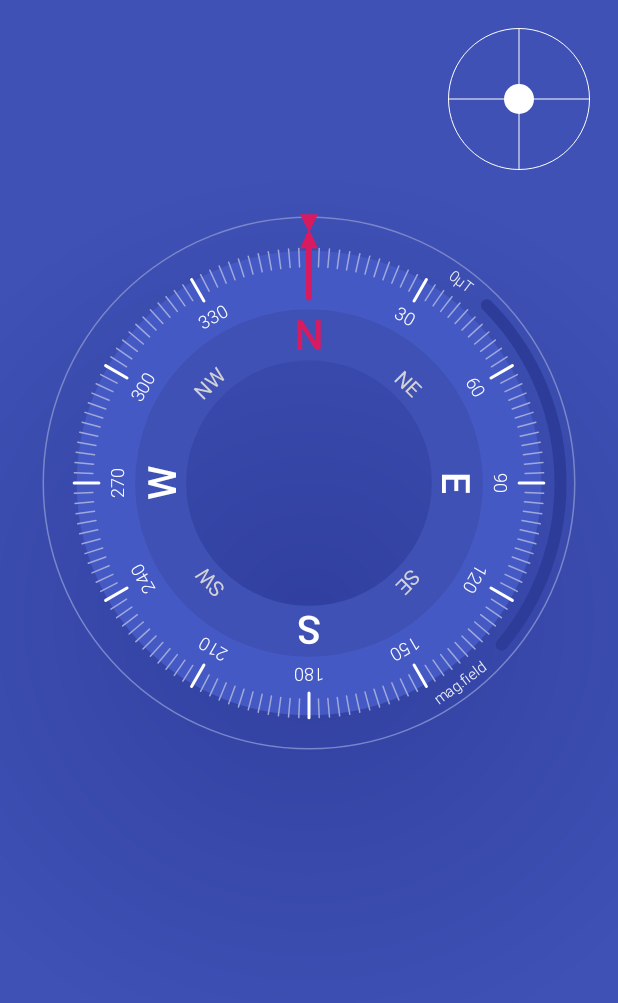
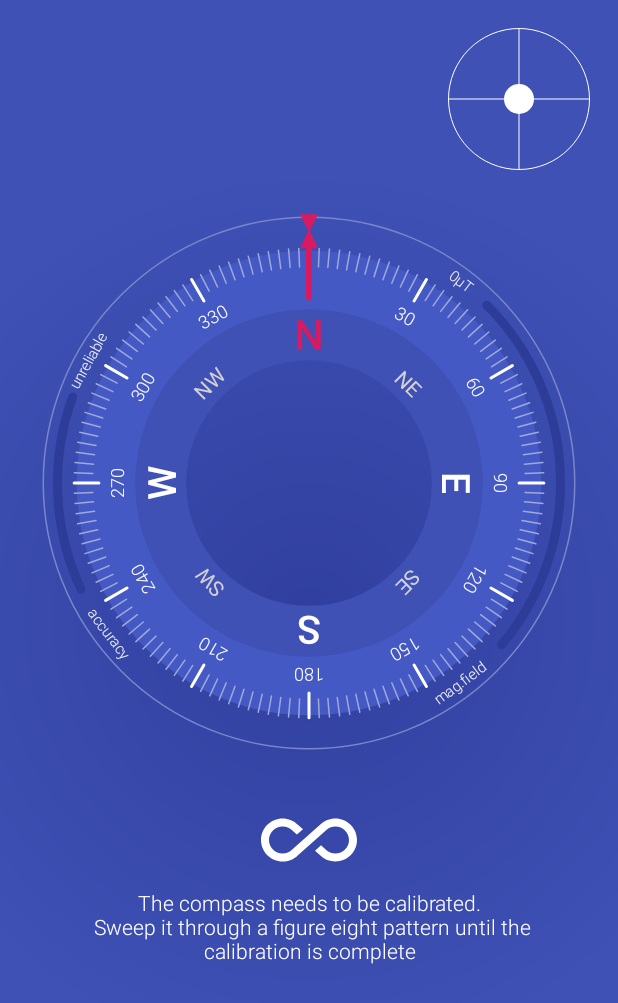
Before and after one commit to Dimowner/AiryCompass, an Android app: the screen it shows after launch (MainActivity), on a phone screen of 412 x 824 dp. Shown: the top 1003 px of the screen. Run offline under Robolectric (Android 15) with nearby library versions, the phone set to English and light mode, and no system bars; our stand-ins replace Timber; 6 statements that could not run were skipped.

Commit message:
Added compass accuracy view

```diff
--- a/app/build.gradle
+++ b/app/build.gradle
@@ -2,7 +2,7 @@ apply plugin: 'com.android.application'
 
 def versionMajor = 0
 def versionMinor = 1
-def versionPatch = 2
+def versionPatch = 3
 
 android {
 	compileSdkVersion 28
--- /dev/null
+++ b/app/src/main/java/com/dimowner/airycompass/app/widget/AccuracyView.java
@@ -0,0 +1,216 @@
+/*
+ * Copyright 2019 Dmitriy Ponomarenko
+ *
+ * Licensed under the Apache License, Version 2.0 (the "License");
+ * you may not use this file except in compliance with the License.
+ * You may obtain prevDegree copy of the License at
+ *
+ *    http://www.apache.org/licenses/LICENSE-2.0
+ *
+ * Unless required by applicable law or agreed to in writing, software
+ * distributed under the License is distributed on an "AS IS" BASIS,
+ * WITHOUT WARRANTIES OR CONDITIONS OF ANY KIND, either express or implied.
+ * See the License for the specific language governing permissions and
+ * limitations under the License.
+ */
+
+package com.dimowner.airycompass.app.widget;
+
+import android.content.Context;
+import android.content.res.Resources;
+import android.graphics.Canvas;
+import android.graphics.Paint;
+import android.graphics.Path;
+import android.graphics.Point;
+import android.graphics.RectF;
+import android.graphics.Typeface;
+import android.util.AttributeSet;
+import android.view.View;
+
+import com.dimowner.airycompass.R;
+import com.dimowner.airycompass.util.AndroidUtils;
+
+import timber.log.Timber;
+
+public class AccuracyView extends View {
+
+	public static final float ACCURACY_VIEW_RADIUS = 0.407f;
+	public static final float ACCURACY_NAME_RADIUS = 0.414f;
+	public static final float ACCURACY_VAL_RADIUS = 0.4f;
+
+	private String accName;
+	private String accValue;
+
+	private Paint accuracyBackgroundPaint;
+	private Paint accuracyTextPaint;
+	private Paint accuracyFieldPaint;
+
+	private Point CENTER;
+	private float WIDTH;
+
+	private Path accuracyPath = null;
+	private Path accuracyBackgroundPath = null;
+
+	private int accuracy = 0;
+
+	public AccuracyView(Context context) {
+		super(context);
+		init(context);
+	}
+
+	public AccuracyView(Context context, AttributeSet attrs) {
+		super(context, attrs);
+		init(context);
+	}
+
+	public AccuracyView(Context context, AttributeSet attrs, int defStyleAttr) {
+		super(context, attrs, defStyleAttr);
+		init(context);
+	}
+
+	private void init(Context context) {
+		Typeface typeface = Typeface.create("sans-serif-light", Typeface.NORMAL);
+
+		Resources res = context.getResources();
+		accName = res.getString(R.string.accuracy);
+		accValue = res.getString(R.string.accuracy_unreliable);
+
+		int accuracyBackgroundColor = res.getColor(R.color.magnetic_background);
+		int accuracyTextColor = res.getColor(R.color.magnetic_text_color);
+		int accuracyGradientColor = res.getColor(R.color.accuracy_color);
+
+		accuracyPath = new Path();
+		CENTER = new Point(0, 0);
+
+		//Accuracy view
+		accuracyBackgroundPaint = new Paint(Paint.ANTI_ALIAS_FLAG);
+		accuracyBackgroundPaint.setStyle(Paint.Style.STROKE);
+		accuracyBackgroundPaint.setStrokeCap(Paint.Cap.ROUND);
+		accuracyBackgroundPaint.setStrokeWidth(AndroidUtils.dpToPx(6));
+		accuracyBackgroundPaint.setColor(accuracyBackgroundColor);
+
+		accuracyTextPaint = new Paint(Paint.ANTI_ALIAS_FLAG);
+		accuracyTextPaint.setColor(accuracyTextColor);
+		accuracyTextPaint.setTextSize(AndroidUtils.dpToPx(10));
+		accuracyTextPaint.setTypeface(typeface);
+		accuracyTextPaint.setTextAlign(Paint.Align.CENTER);
+
+		accuracyFieldPaint = new Paint(Paint.ANTI_ALIAS_FLAG);
+		accuracyFieldPaint.setColor(accuracyGradientColor);
+		accuracyFieldPaint.setStrokeWidth(AndroidUtils.dpToPx(6));
+		accuracyFieldPaint.setStyle(Paint.Style.STROKE);
+		accuracyFieldPaint.setStrokeCap(Paint.Cap.ROUND);
+	}
+
+	@Override
+	protected void onMeasure(int widthMeasureSpec, int heightMeasureSpec) {
+		super.onMeasure(widthMeasureSpec, heightMeasureSpec);
+
+		int w = MeasureSpec.getSize(widthMeasureSpec);
+		int h = MeasureSpec.getSize(heightMeasureSpec);
+
+		if (w > h) {
+			w = h;
+		} else {
+			h = w;
+		}
+
+		setMeasuredDimension(
+				resolveSize(w, widthMeasureSpec),
+				resolveSize(h, heightMeasureSpec));
+	}
+
+	@Override
+	protected void onLayout(boolean changed, int left, int top, int right, int bottom) {
+		super.onLayout(changed, left, top, right, bottom);
+		initConstants();
+
+		layoutAccuracy();
+	}
+
+	@Override
+	protected void onDraw(Canvas canvas) {
+		super.onDraw(canvas);
+		Timber.v("onDraw");
+
+		drawAccuracy(canvas);
+	}
+
+	private void initConstants() {
+		WIDTH = getWidth();
+		CENTER.set((int)WIDTH/2, getHeight()/2);
+	}
+
+	private void layoutAccuracy() {
+		if (accuracyBackgroundPath == null) {
+			float r = WIDTH* ACCURACY_VIEW_RADIUS;
+			RectF bound = new RectF(CENTER.x - r, CENTER.y - r, CENTER.x + r, CENTER.y + r);
+			accuracyBackgroundPath = new Path();
+			accuracyBackgroundPath.addArc(bound, 155, 45);
+		}
+	}
+
+	private void drawAccuracy(Canvas canvas) {
+		int angle = 45;
+		float r = WIDTH* ACCURACY_VIEW_RADIUS;
+		RectF bound = new RectF(CENTER.x - r, CENTER.y - r, CENTER.x + r, CENTER.y + r);
+
+		//Draw accuracy background
+		canvas.drawPath(accuracyBackgroundPath, accuracyBackgroundPaint);
+
+		int max = 60;
+		float percent = Math.min(1, (float) (accuracy*20) / max);
+		percent = percent * angle;
+
+		//Draw accuracy field value
+		accuracyPath.reset();
+		accuracyPath.addArc(bound, 155, percent);
+		canvas.drawPath(accuracyPath, accuracyFieldPaint);
+
+		drawTextInverted(canvas, 143, accName, WIDTH*ACCURACY_NAME_RADIUS, accuracyTextPaint);
+		drawText(canvas, 209, accValue, WIDTH*ACCURACY_VAL_RADIUS, accuracyTextPaint);
+	}
+
+	private void drawText(Canvas canvas, float degree, String text, float radius, Paint paint) {
+		canvas.save();
+		canvas.translate(
+				((float) Math.cos(Math.toRadians(degree)) * radius) + CENTER.x,
+				((float) Math.sin(Math.toRadians(degree)) * radius) + CENTER.y
+		);
+		canvas.rotate(90.0f + degree);
+		canvas.drawText(text, 0, 0, paint);
+		canvas.restore();
+	}
+
+	private void drawTextInverted(Canvas canvas, float degree, String text, float radius, Paint paint) {
+		canvas.save();
+		canvas.translate(
+				((float) Math.cos(Math.toRadians(degree)) * radius) + CENTER.x,
+				((float) Math.sin(Math.toRadians(degree)) * radius) + CENTER.y
+		);
+		canvas.rotate(270f + degree);
+		canvas.drawText(text, 0, 0, paint);
+		canvas.restore();
+	}
+
+	public void updateAccuracyField(int a) {
+		if (accuracy != a) {
+			accuracy = a;
+			switch (accuracy) {
+				case 1:
+					accValue = getContext().getResources().getString(R.string.accuracy_low);
+					break;
+				case 2:
+					accValue = getContext().getResources().getString(R.string.accuracy_medium);
+					break;
+				case 3:
+					accValue = getContext().getResources().getString(R.string.accuracy_high);
+					break;
+				case 0:
+				default:
+					accValue = getContext().getResources().getString(R.string.accuracy_unreliable);
+			}
+			invalidate();
+		}
+	}
+}
--- a/app/src/main/java/com/dimowner/airycompass/app/widget/CompassViewCompound.java
+++ b/app/src/main/java/com/dimowner/airycompass/app/widget/CompassViewCompound.java
@@ -28,13 +28,9 @@ public class CompassViewCompound extends FrameLayout {
 
 	public static final String DEGREE_SIGN = "°";
 	private static final int UPDATE_INTERVAL_DIRECTION = 120; //mills
-	private static final int UPDATE_INTERVAL_MAGNETIC = 40; //mills
 	private long directionUpdatePrevTime = 0;
-	private long magneticUpdatePrevTime = 0;
 
-//	private CompassBackgroundView compassBackgroundView;
 	private CompassClockfaceView compassClockfaceView;
-	private MagneticFieldView magneticFieldView;
 	private TextView txtDirection;
 
 	private String n;
@@ -65,9 +61,6 @@ public class CompassViewCompound extends FrameLayout {
 		inflate(context, R.layout.compass_view_compound, this);
 
 		compassClockfaceView = findViewById(R.id.compass_clockface_view);
-//		compassBackgroundView = findViewById(R.id.compass_background_view);
-		magneticFieldView = findViewById(R.id.magnetic_field_view);
-		magneticFieldView.hideCircle();
 		txtDirection = findViewById(R.id.txt_direction);
 
 		Resources res = context.getResources();
@@ -88,14 +81,6 @@ public class CompassViewCompound extends FrameLayout {
 			String str = ((int) azimuth) + DEGREE_SIGN + " " + getDirectionText(azimuth);
 			txtDirection.setText(str);
 			directionUpdatePrevTime = curTime;
-		}
-	}
-
-	public void updateMagneticField(float value) {
-		long curTime = System.currentTimeMillis();
-		if (curTime - magneticUpdatePrevTime > UPDATE_INTERVAL_MAGNETIC) {
-			magneticFieldView.updateMagneticField(value);
-			magneticUpdatePrevTime = curTime;
 		}
 	}
 
--- a/app/src/main/java/com/dimowner/airycompass/app/widget/MagneticFieldView.java
+++ b/app/src/main/java/com/dimowner/airycompass/app/widget/MagneticFieldView.java
@@ -100,7 +100,7 @@ public class MagneticFieldView extends View {
 		magneticBackgroundPaint = new Paint(Paint.ANTI_ALIAS_FLAG);
 		magneticBackgroundPaint.setStyle(Paint.Style.STROKE);
 		magneticBackgroundPaint.setStrokeCap(Paint.Cap.ROUND);
-		magneticBackgroundPaint.setStrokeWidth(AndroidUtils.dpToPx(8));
+		magneticBackgroundPaint.setStrokeWidth(AndroidUtils.dpToPx(6));
 		magneticBackgroundPaint.setColor(magneticBackgroundColor);
 
 		magneticTextPaint = new Paint(Paint.ANTI_ALIAS_FLAG);
@@ -111,7 +111,7 @@ public class MagneticFieldView extends View {
 
 		magneticFieldPaint = new Paint(Paint.ANTI_ALIAS_FLAG);
 		magneticFieldPaint.setColor(magneticGradientColor);
-		magneticFieldPaint.setStrokeWidth(AndroidUtils.dpToPx(8));
+		magneticFieldPaint.setStrokeWidth(AndroidUtils.dpToPx(6));
 		magneticFieldPaint.setStyle(Paint.Style.STROKE);
 		magneticFieldPaint.setStrokeCap(Paint.Cap.ROUND);
 
--- /dev/null
+++ b/app/src/main/res/drawable/all_inclusive.xml
@@ -0,0 +1,8 @@
+<!-- drawable/all_inclusive.xml -->
+<vector xmlns:android="http://schemas.android.com/apk/res/android"
+    android:height="64dp"
+    android:width="64dp"
+    android:viewportWidth="24"
+    android:viewportHeight="24">
+    <path android:fillColor="#fff" android:pathData="M18.6,6.62C17.16,6.62 15.8,7.18 14.83,8.15L7.8,14.39C7.16,15.03 6.31,15.38 5.4,15.38C3.53,15.38 2,13.87 2,12C2,10.13 3.53,8.62 5.4,8.62C6.31,8.62 7.16,8.97 7.84,9.65L8.97,10.65L10.5,9.31L9.22,8.2C8.2,7.18 6.84,6.62 5.4,6.62C2.42,6.62 0,9.04 0,12C0,14.96 2.42,17.38 5.4,17.38C6.84,17.38 8.2,16.82 9.17,15.85L16.2,9.61C16.84,8.97 17.69,8.62 18.6,8.62C20.47,8.62 22,10.13 22,12C22,13.87 20.47,15.38 18.6,15.38C17.7,15.38 16.84,15.03 16.16,14.35L15,13.34L13.5,14.68L14.78,15.8C15.8,16.81 17.15,17.37 18.6,17.37C21.58,17.37 24,14.96 24,12C24,9 21.58,6.62 18.6,6.62Z" />
+</vector>
--- a/app/src/main/res/layout/activity_main.xml
+++ b/app/src/main/res/layout/activity_main.xml
@@ -30,43 +30,44 @@
 			android:layout_marginRight="@dimen/spacing_normal"
 			/>
 
-	<!--<FrameLayout-->
-			<!--android:layout_width="wrap_content"-->
-			<!--android:layout_height="wrap_content">-->
-
-		<!--<com.dimowner.airycompass.app.widget.CompassBackgroundView-->
-				<!--android:id="@+id/compass_background_view"-->
-				<!--android:layout_width="match_parent"-->
-				<!--android:layout_height="wrap_content" />-->
-
-		<!--<com.dimowner.airycompass.app.widget.MagneticFieldView-->
-				<!--android:id="@+id/magnetic_field_view"-->
-				<!--android:layout_width="match_parent"-->
-				<!--android:layout_height="wrap_content" />-->
-
-		<!--<com.dimowner.airycompass.app.widget.CompassClockfaceView-->
-				<!--android:id="@+id/compass_clockface_view"-->
-				<!--android:layout_width="match_parent"-->
-				<!--android:layout_height="wrap_content" />-->
-
-		<!--<TextView-->
-				<!--android:id="@+id/txt_direction"-->
-				<!--android:layout_width="wrap_content"-->
-				<!--android:layout_height="wrap_content"-->
-				<!--android:layout_gravity="center"-->
-				<!--android:textSize="36sp"-->
-				<!--android:textColor="@color/primary_text"-->
-				<!--tools:text="234*NE"/>-->
-
-	<!--</FrameLayout>-->
-
 	<!--<com.dimowner.airycompass.app.widget.CompassView-->
 			<!--android:id="@+id/compass_view"-->
 			<!--android:layout_width="match_parent"-->
 			<!--android:layout_height="wrap_content" />-->
 
-	<com.dimowner.airycompass.app.widget.CompassViewCompound
-			android:id="@+id/compass_view_compound"
-			android:layout_width="match_parent"
-			android:layout_height="wrap_content" />
+	<FrameLayout
+			android:layout_width="wrap_content"
+			android:layout_height="wrap_content">
+
+		<com.dimowner.airycompass.app.widget.AccuracyView
+				android:id="@+id/accuracy_view"
+				android:layout_width="match_parent"
+				android:layout_height="wrap_content" />
+
+		<com.dimowner.airycompass.app.widget.MagneticFieldView
+				android:id="@+id/magnetic_field_view"
+				android:layout_width="match_parent"
+				android:layout_height="wrap_content" />
+
+		<com.dimowner.airycompass.app.widget.CompassViewCompound
+				android:id="@+id/compass_view_compound"
+				android:layout_width="match_parent"
+				android:layout_height="wrap_content" />
+	</FrameLayout>
+
+	<TextView
+			android:id="@+id/txt_accuracy"
+			android:layout_width="wrap_content"
+			android:layout_height="wrap_content"
+			android:layout_marginEnd="@dimen/spacing_double"
+			android:layout_marginStart="@dimen/spacing_double"
+			android:textColor="@color/text_primary_light"
+			android:layout_gravity="center"
+			android:gravity="center"
+			android:fontFamily="sans-serif-light"
+			android:drawableTop="@drawable/all_inclusive"
+			android:textSize="@dimen/text_normal"
+			android:text="@string/need_calibration"
+			/>
+
 </LinearLayout>
--- a/app/src/main/res/values/colors.xml
+++ b/app/src/main/res/values/colors.xml
@@ -35,7 +35,8 @@
 	<color name="inner_circle_color">#3F51B5</color>
 	<color name="magnetic_background">#2e3c99</color>
 	<color name="magnetic_text_color">#f5f5f9</color>
-	<color name="magnetic_field_color">#00C853</color>
+	<color name="magnetic_field_color">#4CAF50</color>
+	<color name="accuracy_color">#4CAF50</color>
 	<color name="small_mark_color">#9FA8DA</color>
 	<color name="big_mark_color">#ffffff</color>
 	<color name="primary_text">#ffffff</color>
--- a/app/src/main/res/values/strings.xml
+++ b/app/src/main/res/values/strings.xml
@@ -27,5 +27,12 @@
 	<string name="nw">NW</string>
 	<string name="mt_val">μT</string>
 	<string name="mag_field">mag.field</string>
+	<string name="accuracy">accuracy</string>
+
+	<string name="accuracy_unreliable">unreliable</string>
+	<string name="accuracy_low">low</string>
+	<string name="accuracy_medium">medium</string>
+	<string name="accuracy_high">high</string>
+	<string name="need_calibration">The compass needs to be calibrated.\n Sweep it through a figure eight pattern until the calibration is complete</string>
 
 </resources>
```
Also changed, not shown: app/src/main/java/com/dimowner/airycompass/app/MainActivity.java (+43 -2 lines), app/src/main/java/com/dimowner/airycompass/sensor/SensorEventListenerImpl.java (+21 -0 lines), app/src/main/res/layout/compass_view_compound.xml (+4 -4 lines).
